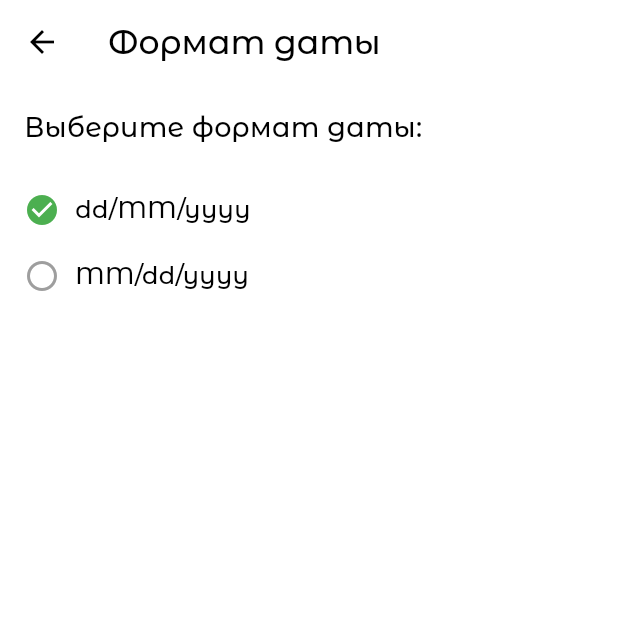
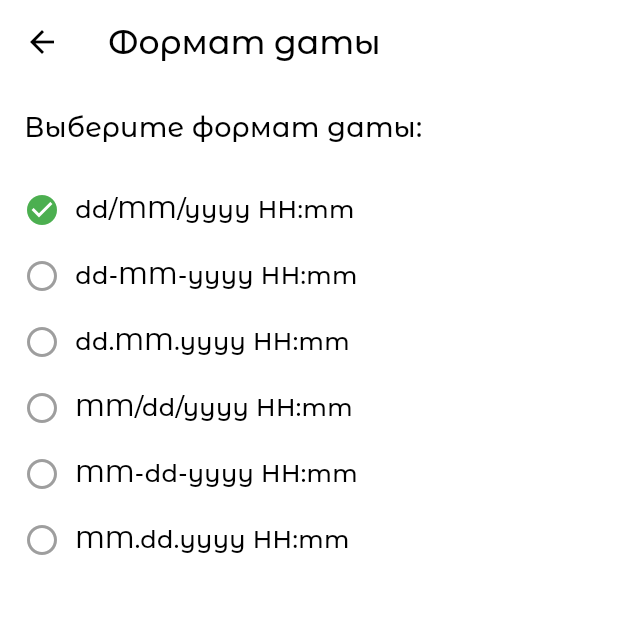
Before and after one commit to Krapivka/todo, a Flutter app: the DateFormatSelectionPage screen opened by its route, on a phone screen of 412 x 824 dp, the top half of it. Run offline on Flutter 3.47's test engine with Material 3 defaults, Android fonts, the phone set to English and light mode, and no system bars; our stand-ins replace auto_route, awesome_notifications, bloc, dartz, equatable, flutter_bloc and 6 more; missing offline and left inert: yandex_mobileads; accounts and stored records are empty; project files that could hold a hidden picture were left out.

Commit message:
Refactoring, changed theme/palette for calendar, added more dataFormat with time

```diff
--- a/lib/features/todo_list/widgets/todo_card.dart
+++ b/lib/core/utils/components/todo_card.dart
@@ -4,7 +4,6 @@ import 'package:todo/core/data/models/task.dart';
 import 'package:todo/core/utils/animations/show_up.dart';
 import 'package:flutter/material.dart';
 import 'package:flutter_bloc/flutter_bloc.dart';
-import 'package:flutter_svg/svg.dart';
 
 import 'package:todo/core/utils/date_utils/date_utils.dart';
 import 'package:todo/features/todo_list/bloc/todo_list_bloc.dart';
--- a/lib/core/utils/date_utils/date_utils.dart
+++ b/lib/core/utils/date_utils/date_utils.dart
@@ -1,6 +1,7 @@
 import 'package:intl/intl.dart';
 
 class DateTimeUtils {
+  DateTimeUtils._();
   static String formatDate(DateTime dateTime, String dateFormat) {
     final DateFormat formatter = DateFormat(dateFormat);
     final date = formatter.format(dateTime);
@@ -36,13 +37,14 @@ class DateTimeUtils {
     return formattedDate;
   }
 
-  static int calculateAge(DateTime birthDate) {
-    final now = DateTime.now();
-    int age = now.year - birthDate.year;
-    if (now.month < birthDate.month ||
-        (now.month == birthDate.month && now.day < birthDate.day)) {
-      age--;
-    }
-    return age;
-  }
+  static String get defaultDateFormat => 'dd/MM/yyyy HH:mm';
+
+  static List<String> get dateFormatList => [
+        'dd/MM/yyyy HH:mm',
+        'dd-MM-yyyy HH:mm',
+        'dd.MM.yyyy HH:mm',
+        'MM/dd/yyyy HH:mm',
+        'MM-dd-yyyy HH:mm',
+        'MM.dd.yyyy HH:mm',
+      ];
 }
--- a/lib/core/utils/theme/theme.dart
+++ b/lib/core/utils/theme/theme.dart
@@ -36,7 +36,7 @@ ThemeData darkTheme = ThemeData(
   useMaterial3: true,
   brightness: Brightness.dark,
   colorScheme: const ColorScheme.dark(
-    background: Palette.primaryDark,
+    background: Palette.backgroundDark,
     primary: Palette.primaryDark,
     secondary: Palette.secondaryDark,
   ),
@@ -51,7 +51,7 @@ ThemeData darkTheme = ThemeData(
   bottomNavigationBarTheme: const BottomNavigationBarThemeData(
     backgroundColor: Palette.primaryDark,
   ),
-  appBarTheme: const AppBarTheme(backgroundColor: Palette.primaryDark),
+  appBarTheme: const AppBarTheme(backgroundColor: Palette.backgroundDark),
   floatingActionButtonTheme: const FloatingActionButtonThemeData(
       backgroundColor: Palette.primaryAccent),
   fontFamily: _fontFamily,
--- a/lib/features/settings/data/datasource/settings_local_data_source.dart
+++ b/lib/features/settings/data/datasource/settings_local_data_source.dart
@@ -1,3 +1,4 @@
+import 'package:todo/core/utils/date_utils/date_utils.dart';
 import 'package:todo/features/settings/data/models/day_time_notification.dart';
 import 'package:flutter/material.dart';
 import 'package:shared_preferences/shared_preferences.dart';
@@ -66,7 +67,7 @@ class SettingsLocalDataSource extends AbstractSettingsLocalDataSource {
   @override
   Future<String> getDateFormatFromCache() async {
     return sharedPreferences.getString(keyDateFormat) ??
-        'dd/MM/yyyy'; // Значение по умолчанию - 'dd/MM/yyyy'
+        DateTimeUtils.defaultDateFormat;
   }
 
   @override
--- a/lib/features/settings/screens/data_format_selection.dart
+++ b/lib/features/settings/screens/data_format_selection.dart
@@ -1,4 +1,5 @@
 import 'package:auto_route/auto_route.dart';
+import 'package:todo/core/utils/date_utils/date_utils.dart';
 import 'package:todo/features/settings/bloc/bloc/settings_bloc.dart';
 import 'package:todo/generated/l10n.dart';
 import 'package:flutter/material.dart';
@@ -24,12 +25,10 @@ class DateFormatSelectionPage extends StatelessWidget {
               style: const TextStyle(fontSize: 18),
             ),
             const SizedBox(height: 20),
-            const DateFormatOption(
-              dateFormat: 'dd/MM/yyyy',
-            ),
-            const DateFormatOption(
-              dateFormat: 'MM/dd/yyyy',
-            ),
+            for (String i in DateTimeUtils.dateFormatList)
+              DateFormatOption(
+                dateFormat: i,
+              )
           ],
         ),
       ),
--- a/lib/features/todo_changes/adding_task/adding_task.dart
+++ b/lib/features/todo_changes/adding_task/adding_task.dart
@@ -1,7 +1,7 @@
 import 'package:auto_route/auto_route.dart';
 import 'package:flutter/widgets.dart';
 import 'package:todo/core/domain/repositories/task_repository.dart';
-import 'package:todo/core/utils/components/actionButton.dart';
+import 'package:todo/core/utils/components/action_button.dart';
 import 'package:todo/core/utils/constants/Palette.dart';
 import 'package:todo/core/utils/snack_bar/snack_bar.dart';
 import 'package:todo/features/todo_changes/adding_task/bloc/adding_task_bloc.dart';
--- a/lib/features/todo_changes/update_task/update_task.dart
+++ b/lib/features/todo_changes/update_task/update_task.dart
@@ -2,7 +2,7 @@ import 'package:auto_route/auto_route.dart';
 import 'package:todo/core/data/models/task.dart';
 
 import 'package:todo/core/domain/repositories/task_repository.dart';
-import 'package:todo/core/utils/components/actionButton.dart';
+import 'package:todo/core/utils/components/action_button.dart';
 import 'package:todo/core/utils/constants/Palette.dart';
 import 'package:todo/core/utils/snack_bar/snack_bar.dart';
 import 'package:todo/features/todo_changes/widgets/text_field_todo_changes.dart';
--- a/lib/features/todo_list/bloc/todo_list_state.dart
+++ b/lib/features/todo_list/bloc/todo_list_state.dart
@@ -6,7 +6,8 @@ enum TasksListStatus {
   loaded,
   searchLoaded,
   failure,
-  selectedTasksDeleted
+  selectedTasksDeleted,
+  changedCheck,
 }
 
 class TasksListState {
--- a/lib/features/todo_list/todo_list.dart
+++ b/lib/features/todo_list/todo_list.dart
@@ -1,7 +1,7 @@
 import 'package:todo/core/data/models/task.dart';
 import 'package:todo/core/services/ads/yandex_ads/banner/banner_ad.dart';
 import 'package:todo/features/todo_list/bloc/todo_list_bloc.dart';
-import 'package:todo/features/todo_list/widgets/todo_card.dart';
+import 'package:todo/core/utils/components/todo_card.dart';
 import 'package:todo/features/todo_list/widgets/todo_search.dart';
 import 'package:todo/generated/l10n.dart';
 
```
Also changed, not shown: lib/core/utils/constants/Palette.dart (+5 -2 lines), lib/features/calendar/calendar.dart (+5 -5 lines), lib/features/calendar/widgets/task_tile.dart (deleted, +0 -113 lines), lib/core/utils/components/action_button.dart (renamed from lib/core/utils/components/actionButton.dart).
